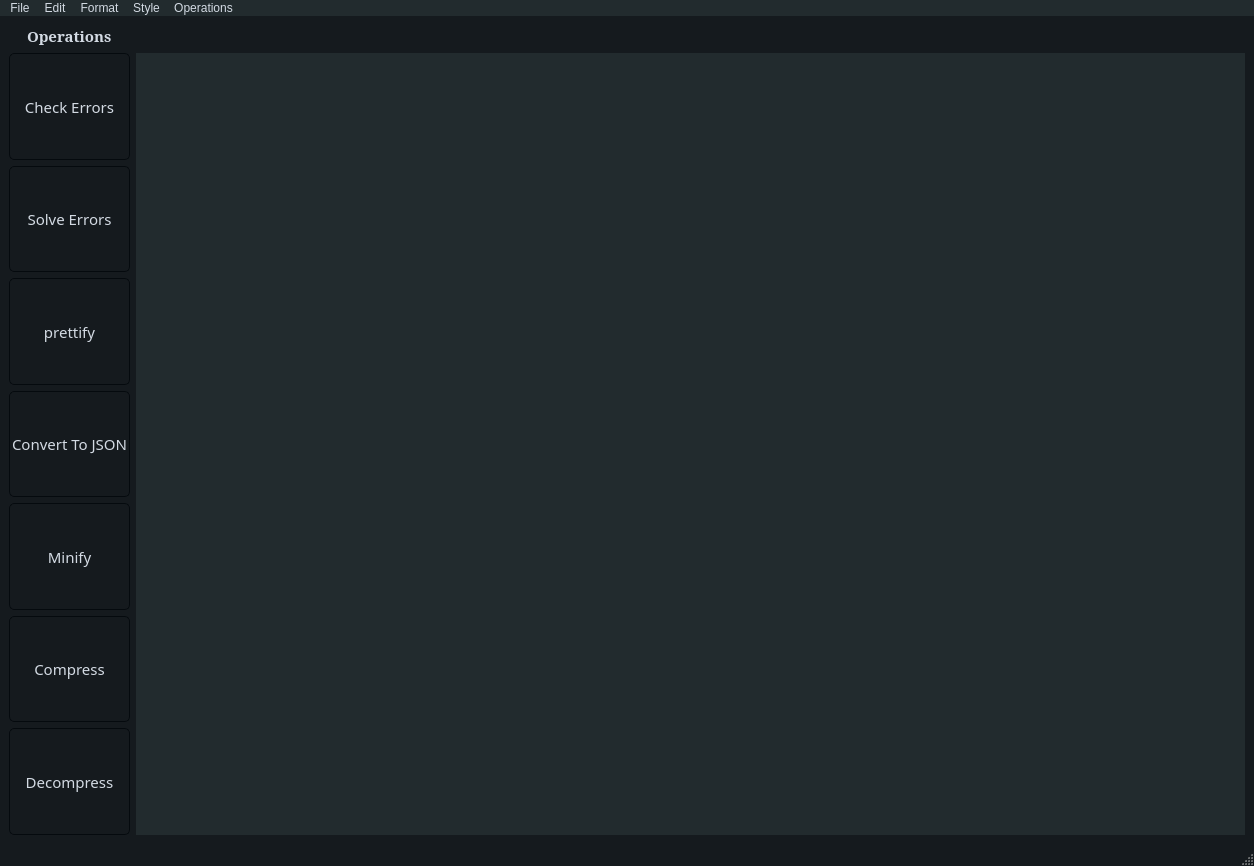
This is XML_Editor.ui in MoAbdulrahem/XML_parser as Qt 5 draws it before an edit. The edited form follows.
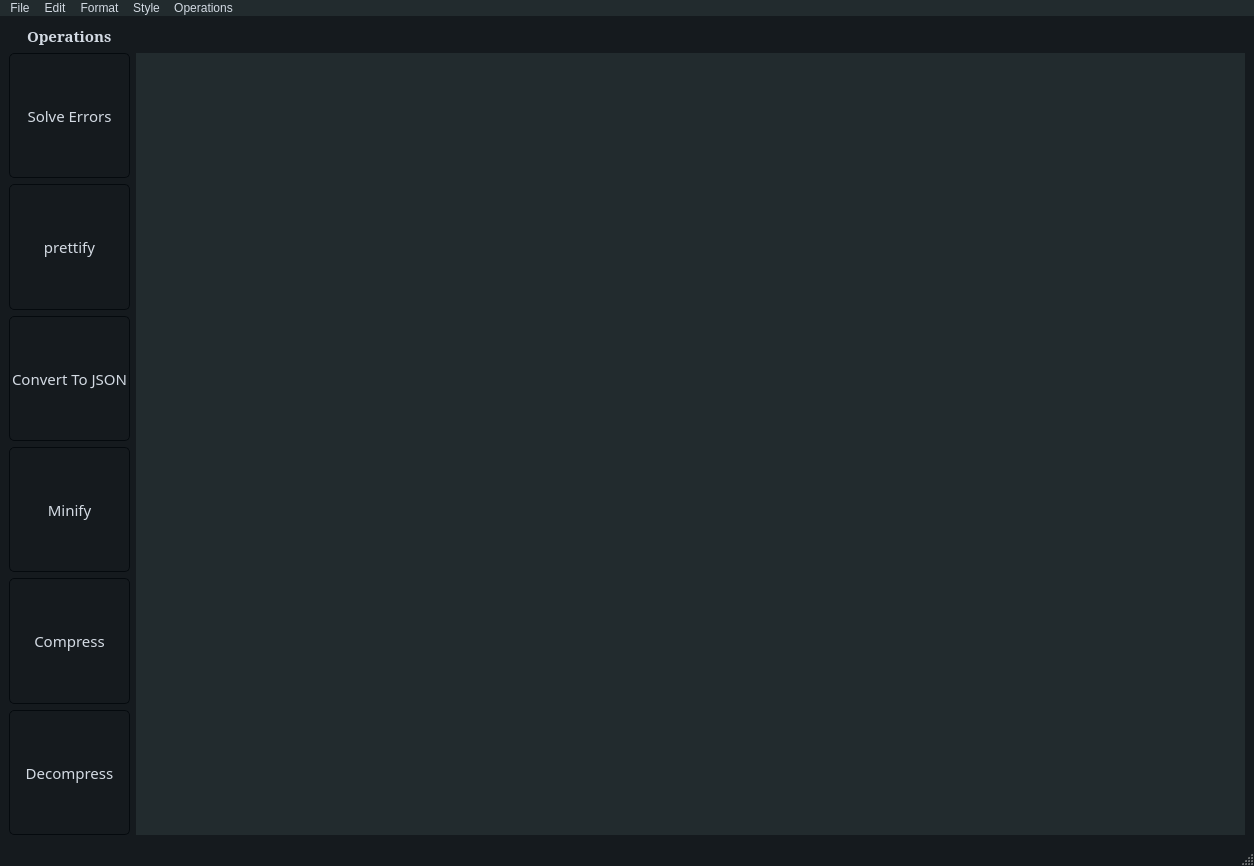
This is the edited form. Icons and pictures are not drawn.

```diff
--- a/XML_Editor.ui
+++ b/XML_Editor.ui
@@ -584,27 +584,6 @@
   </property>
   <widget class="QWidget" name="centralwidget">
    <layout class="QGridLayout" name="gridLayout">
-    <item row="6" column="0">
-     <widget class="QPushButton" name="pushButton_6">
-      <property name="sizePolicy">
-       <sizepolicy hsizetype="Minimum" vsizetype="Expanding">
-        <horstretch>0</horstretch>
-        <verstretch>0</verstretch>
-       </sizepolicy>
-      </property>
-      <property name="font">
-       <font>
-        <family>Bahnschrift Condensed</family>
-        <pointsize>11</pointsize>
-        <weight>50</weight>
-        <bold>false</bold>
-       </font>
-      </property>
-      <property name="text">
-       <string>Compress</string>
-      </property>
-     </widget>
-    </item>
     <item row="1" column="0">
      <widget class="QPushButton" name="pushButton">
       <property name="sizePolicy">
@@ -625,11 +604,11 @@
        <string notr="true"/>
       </property>
       <property name="text">
-       <string>Check Errors</string>
+       <string>Solve Errors</string>
       </property>
      </widget>
     </item>
-    <item row="3" column="0">
+    <item row="2" column="0">
      <widget class="QPushButton" name="pushButton_3">
       <property name="sizePolicy">
        <sizepolicy hsizetype="Minimum" vsizetype="Expanding">
@@ -650,7 +629,7 @@
       </property>
      </widget>
     </item>
-    <item row="5" column="0">
+    <item row="4" column="0">
      <widget class="QPushButton" name="pushButton_5">
       <property name="sizePolicy">
        <sizepolicy hsizetype="Minimum" vsizetype="Expanding">
@@ -671,6 +650,79 @@
       </property>
      </widget>
     </item>
+    <item row="5" column="0">
+     <widget class="QPushButton" name="pushButton_6">
+      <property name="sizePolicy">
+       <sizepolicy hsizetype="Minimum" vsizetype="Expanding">
+        <horstretch>0</horstretch>
+        <verstretch>0</verstretch>
+       </sizepolicy>
+      </property>
+      <property name="font">
+       <font>
+        <family>Bahnschrift Condensed</family>
+        <pointsize>11</pointsize>
+        <weight>50</weight>
+        <bold>false</bold>
+       </font>
+      </property>
+      <property name="text">
+       <string>Compress</string>
+      </property>
+     </widget>
+    </item>
+    <item row="1" column="1" rowspan="6">
+     <widget class="QTextEdit" name="editor">
+      <property name="toolTip">
+       <string>&lt;html&gt;&lt;head/&gt;&lt;body&gt;&lt;p&gt;&lt;br/&gt;&lt;/p&gt;&lt;/body&gt;&lt;/html&gt;</string>
+      </property>
+      <property name="styleSheet">
+       <string notr="true">border:none;</string>
+      </property>
+     </widget>
+    </item>
+    <item row="6" column="0">
+     <widget class="QPushButton" name="pushButton_7">
+      <property name="sizePolicy">
+       <sizepolicy hsizetype="Minimum" vsizetype="Expanding">
+        <horstretch>0</horstretch>
+        <verstretch>0</verstretch>
+       </sizepolicy>
+      </property>
+      <property name="font">
+       <font>
+        <family>Bahnschrift Condensed</family>
+        <pointsize>11</pointsize>
+        <weight>50</weight>
+        <bold>false</bold>
+       </font>
+      </property>
+      <property name="text">
+       <string>Decompress</string>
+      </property>
+     </widget>
+    </item>
+    <item row="3" column="0">
+     <widget class="QPushButton" name="pushButton_4">
+      <property name="sizePolicy">
+       <sizepolicy hsizetype="Minimum" vsizetype="Expanding">
+        <horstretch>0</horstretch>
+        <verstretch>0</verstretch>
+       </sizepolicy>
+      </property>
+      <property name="font">
+       <font>
+        <family>Bahnschrift Condensed</family>
+        <pointsize>11</pointsize>
+        <weight>50</weight>
+        <bold>false</bold>
+       </font>
+      </property>
+      <property name="text">
+       <string>Convert To JSON</string>
+      </property>
+     </widget>
+    </item>
     <item row="0" column="0" alignment="Qt::AlignHCenter|Qt::AlignVCenter">
      <widget class="QLabel" name="label">
       <property name="sizePolicy">
@@ -692,82 +744,6 @@
       </property>
      </widget>
     </item>
-    <item row="2" column="0">
-     <widget class="QPushButton" name="pushButton_2">
-      <property name="sizePolicy">
-       <sizepolicy hsizetype="Minimum" vsizetype="Expanding">
-        <horstretch>0</horstretch>
-        <verstretch>0</verstretch>
-       </sizepolicy>
-      </property>
-      <property name="font">
-       <font>
-        <family>Bahnschrift Condensed</family>
-        <pointsize>11</pointsize>
-        <weight>50</weight>
-        <bold>false</bold>
-       </font>
-      </property>
-      <property name="styleSheet">
-       <string notr="true"/>
-      </property>
-      <property name="text">
-       <string>Solve Errors</string>
-      </property>
-     </widget>
-    </item>
-    <item row="4" column="0">
-     <widget class="QPushButton" name="pushButton_4">
-      <property name="sizePolicy">
-       <sizepolicy hsizetype="Minimum" vsizetype="Expanding">
-        <horstretch>0</horstretch>
-        <verstretch>0</verstretch>
-       </sizepolicy>
-      </property>
-      <property name="font">
-       <font>
-        <family>Bahnschrift Condensed</family>
-        <pointsize>11</pointsize>
-        <weight>50</weight>
-        <bold>false</bold>
-       </font>
-      </property>
-      <property name="text">
-       <string>Convert To JSON</string>
-      </property>
-     </widget>
-    </item>
-    <item row="7" column="0">
-     <widget class="QPushButton" name="pushButton_7">
-      <property name="sizePolicy">
-       <sizepolicy hsizetype="Minimum" vsizetype="Expanding">
-        <horstretch>0</horstretch>
-        <verstretch>0</verstretch>
-       </sizepolicy>
-      </property>
-      <property name="font">
-       <font>
-        <family>Bahnschrift Condensed</family>
-        <pointsize>11</pointsize>
-        <weight>50</weight>
-        <bold>false</bold>
-       </font>
-      </property>
-      <property name="text">
-       <string>Decompress</string>
-      </property>
-     </widget>
-    </item>
-    <item row="1" column="1" rowspan="7">
-     <widget class="QTextEdit" name="editor">
-      <property name="toolTip">
-       <string>&lt;html&gt;&lt;head/&gt;&lt;body&gt;&lt;p&gt;&lt;br/&gt;&lt;/p&gt;&lt;/body&gt;&lt;/html&gt;</string>
-      </property>
-      <property name="styleSheet">
-       <string notr="true">border:none;</string>
-      </property>
-     </widget>
-    </item>
    </layout>
   </widget>
   <widget class="QStatusBar" name="statusbar"/>
```
Left out of the diff: 1 changed line with no effect on the pictures.
